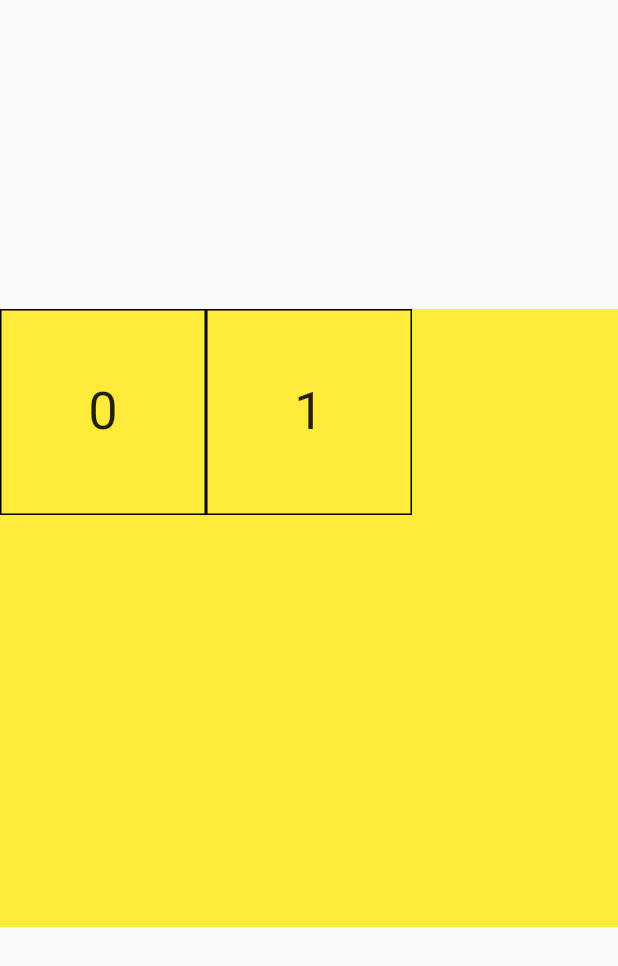
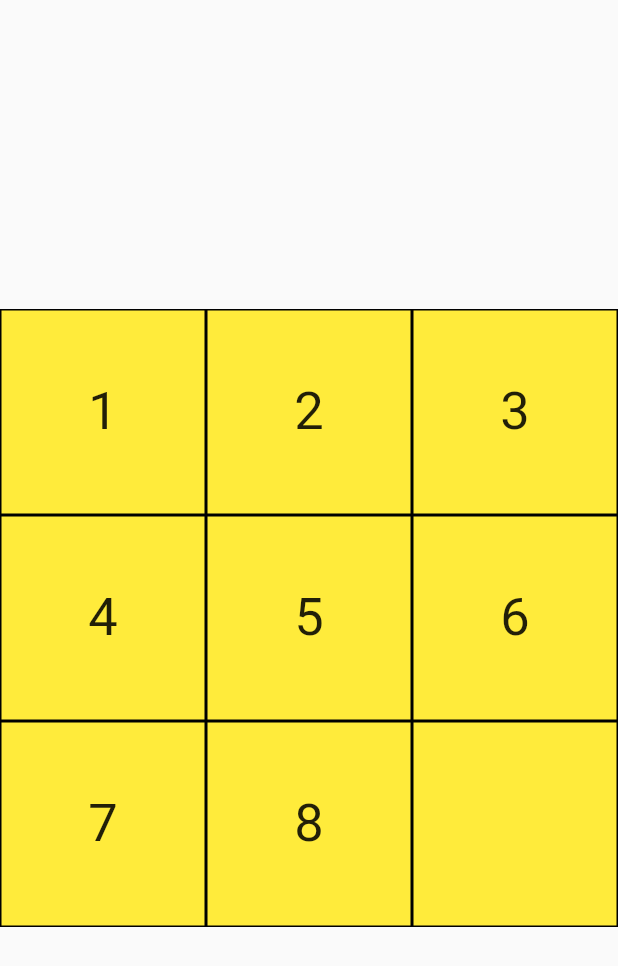
Before and after one commit to Pol-Pula/puzzl, a Flutter app: the screen it shows after launch, on a phone screen of 412 x 824 dp. Shown: the top 966 px of the screen. Run offline on Flutter 3.47's test engine with Material 2 defaults, Android fonts, the phone set to English and light mode, and no system bars.

Commit message:
numbers positioned correctly

```diff
--- a/lib/main.dart
+++ b/lib/main.dart
@@ -1,3 +1,4 @@
+import 'package:flutter/cupertino.dart';
 import 'package:flutter/material.dart';
 
 void main() {
@@ -20,7 +21,7 @@ class PuzzlPage extends StatefulWidget {
 
 class _PuzzlPageState extends State<PuzzlPage> {
   double size;
-  List<int> numbers = [1,2,3,4,5,6,7,8,9];
+  List<int> numbers = [1, 2, 3, 4, 5, 6, 7, 8, 9];
 
   @override
   void initState() {
@@ -45,28 +46,45 @@ class _PuzzlPageState extends State<PuzzlPage> {
             width: size ?? 0,
             height: size ?? 0,
             color: Colors.yellow,
-            child: Stack(
-              children: <Widget>[
-                Align(
-                  alignment: Alignment.topLeft,
-                  child: Number(
-                    size: size / 3,
-                    number: 0,
-                  ),
-                ),
-                Align(
-                  alignment: Alignment.topCenter,
-                  child: Number(
-                    size: size / 3,
-                    number: 1,
-                  ),
-                ),
-              ],
-            ),
+            child: Stack(children: _getChildren()),
           ),
         ),
       ),
     );
+  }
+
+  List<Widget> _getChildren() {
+    return numbers
+        .map((numberInt) => Align(
+      alignment: _calculateAlignmentForIndex(numbers.indexOf(numberInt)),
+                child: Number(
+              number: numberInt,
+              size: size / 3,
+            )))
+        .toList();
+  }
+
+  _calculateAlignmentForIndex(int index) {
+    double x, y;
+    if (index <=2) {
+      y = -1;
+    } else if (index <=5) {
+      y = 0;
+    } else {
+      y = 1;
+    }
+
+    var factor = index % 3;
+    print('index $index got factor $factor');
+    if (factor == 0) {
+      x = -1;
+    } else if (factor == 1) {
+      x = 0;
+    } else {
+      x = 1;
+    }
+
+    return Alignment(x, y);
   }
 }
 
@@ -81,15 +99,15 @@ class Number extends StatelessWidget {
     return Container(
       width: size,
       height: size,
-      decoration: BoxDecoration(
-        border: Border.all()
-      ),
-      child: Center(
-        child: Text(
-          number.toString(),
-          style: TextStyle(fontSize: 35),
-        ),
-      ),
+      decoration: BoxDecoration(border: Border.all()),
+      child: number == 9
+          ? Container()
+          : Center(
+              child: Text(
+                number.toString(),
+                style: TextStyle(fontSize: 35),
+              ),
+            ),
     );
   }
 }
```
